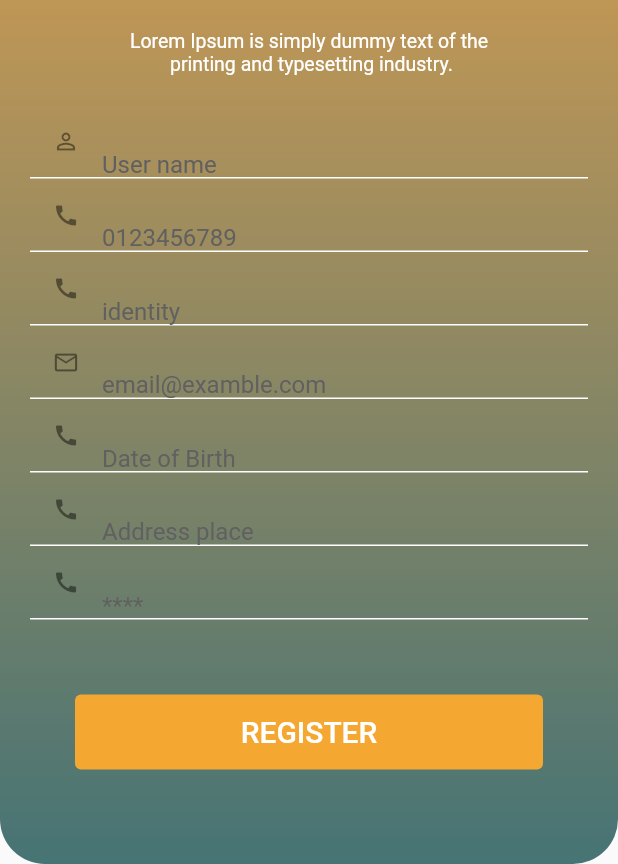
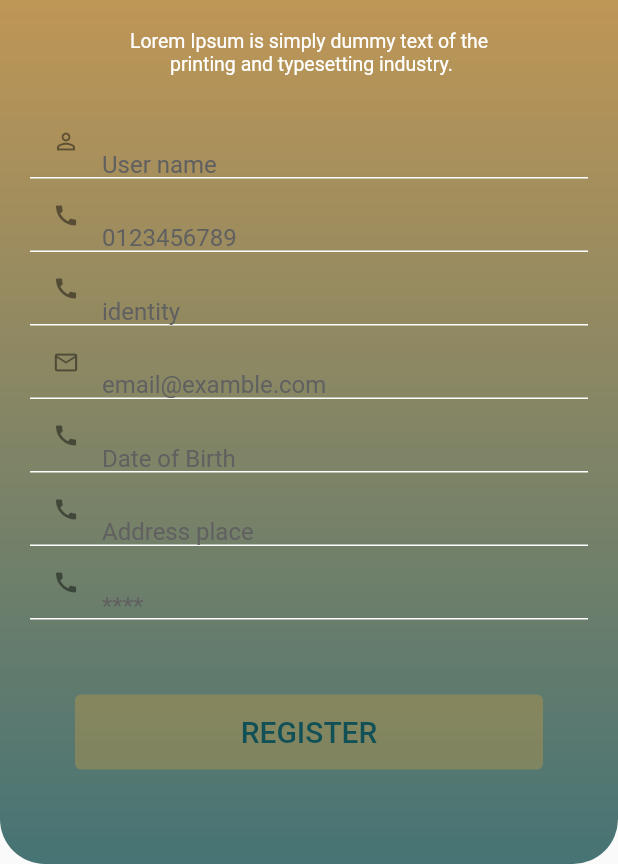
Before and after one commit to ahmed4442025/delivery, a Flutter app: the registerScr screen opened directly, on a phone screen of 412 x 824 dp, the part 372-1236 px from its top. Run offline on Flutter 3.47's test engine with Material 2 defaults, Android fonts, the phone set to English and light mode, and no system bars; missing offline and left inert: flutter_verification_code.

```diff
--- a/lib/main.dart
+++ b/lib/main.dart
@@ -22,7 +22,7 @@ class _HomeState extends State<Home> {
     return const MaterialApp(
       debugShowCheckedModeBanner: false,
       //home scr class
-      home: loginScr(),
+      home: registerScr(),
     );
   }
 }
--- a/lib/scr/help.dart
+++ b/lib/scr/help.dart
@@ -15,14 +15,14 @@ class helpDis {
   //TextButton
   OutlinedButton buttonWithBorder(String txt, Color txtClr, void function(),
       Color bgClr, Color brderClr, Size sizee,
-      {bool border = false}) {
+      {bool border = false, bool enable = true}) {
     return OutlinedButton(
         style: OutlinedButton.styleFrom(
           fixedSize: sizee,
           backgroundColor: bgClr,
           side: BorderSide(width: border ? .8 : 0.01, color: brderClr),
         ),
-        onPressed: function,
+        onPressed: enable ? function : null,
         child: Text(
           txt,
           style: TextStyle(color: txtClr, fontSize: 20),
@@ -49,11 +49,12 @@ class helpDis {
   //textEdit with icon
   TextField textEditWithIcon(
           IconData ico, TextEditingController controll, String hint,
-          {bool password = false}) =>
+          {bool password = false, Function(String value)? onChang}) =>
       TextField(
         obscureText: password,
         enableSuggestions: !password,
         autocorrect: !password,
+        onChanged: onChang ?? (s) {},
         style: TextStyle(color: Colors.white),
         controller: controll,
         decoration: InputDecoration(
@@ -75,12 +76,7 @@ class helpDis {
       );
 
   //spaces
-  Container spaces({double hight: 20}) => Container(
-        height: hight,
-      );
-
-  //spaces
-  spaces2({double hight: 20}) => Container(
+  Widget spaces({double hight: 20}) => Container(
         height: hight,
       );
 }
--- a/lib/scr/register/register_scr.dart
+++ b/lib/scr/register/register_scr.dart
@@ -18,13 +18,18 @@ class _registerScrState extends State<registerScr> {
   TextEditingController location = TextEditingController();
   TextEditingController password = TextEditingController();
 
-
   //vars
   String bg1Path = "images/bg/bg register.png";
   String logoPath = "images/other/logod.png";
   String descrpt =
       "Lorem Ipsum is simply dummy text of the\n printing and typesetting industry.";
-  Color upBgCl = Color(0xfff5a831);
+
+  Map<String, dynamic> bActive = {
+    'colorBg': Color(0x44f5a831),
+    'colorFont': Color(0xff115056),
+    'enable': false
+  };
+  bool isSubmitEnabled = false;
 
   //class
   helpDis help = new helpDis();
@@ -49,26 +54,36 @@ class _registerScrState extends State<registerScr> {
         padding: EdgeInsets.only(left: 20, right: 20),
         child: Column(
           children: [
-            help.textEditWithIcon(Icons.person_outline_sharp,fullName, 'User name'),
-            help.textEditWithIcon(Icons.call,phoneNumber, '0123456789'),
-            help.textEditWithIcon(Icons.call,idCardNumber, 'identity'),
-            help.textEditWithIcon(Icons.email_outlined,email, 'email@examble.com'),
-            help.textEditWithIcon(Icons.call,birthDate, 'Date of Birth'),
-            help.textEditWithIcon(Icons.call,location, 'Address place'),
-            help.textEditWithIcon(Icons.call,password, '****', password: true),
-
+            help.textEditWithIcon(
+                Icons.person_outline_sharp, fullName, 'User name',
+                onChang: checkAllNotEmpity),
+            help.textEditWithIcon(Icons.call, phoneNumber, '0123456789',
+                onChang: checkAllNotEmpity),
+            help.textEditWithIcon(Icons.call, idCardNumber, 'identity',
+                onChang: checkAllNotEmpity),
+            help.textEditWithIcon(
+                Icons.email_outlined, email, 'email@examble.com',
+                onChang: checkAllNotEmpity),
+            help.textEditWithIcon(Icons.call, birthDate, 'Date of Birth',
+                onChang: checkAllNotEmpity),
+            help.textEditWithIcon(Icons.call, location, 'Address place',
+                onChang: checkAllNotEmpity),
+            help.textEditWithIcon(Icons.call, password, '****',
+                password: true, onChang: checkAllNotEmpity),
           ],
         ),
       );
 
   // register Button
-  Container registerButton()=>Container(
+  Container registerButton() => Container(
         child: Column(
           crossAxisAlignment: CrossAxisAlignment.stretch,
           children: [
             Padding(
-          padding: const EdgeInsets.only(left: 50,right: 50),
-          child: help.buttonWithBorder("REGISTER", Colors.white, () { }, upBgCl, upBgCl, Size(300, 50)),
+              padding: const EdgeInsets.only(left: 50, right: 50),
+              child: help.buttonWithBorder("REGISTER", bActive['colorFont'],
+                  () {}, bActive['colorBg'], bActive['colorBg'], Size(300, 50),
+                  enable: bActive['enable']),
             )
           ],
         ),
@@ -101,4 +116,40 @@ class _registerScrState extends State<registerScr> {
       body: mainContainer(),
     );
   }
+
+  // all values is ok
+  checkAllNotEmpity(String value) {
+    bool empty = true;
+    if (fullName.text != '' &&
+        fullName.text != '' &&
+        phoneNumber.text != '' &&
+        idCardNumber.text != '' &&
+        email.text != '' &&
+        birthDate.text != '' &&
+        location.text != '' &&
+        password.text != '') empty = false;
+    Map<String, dynamic> bActiveTrue = {
+      'colorBg': Color(0xfff5a831),
+      'colorFont': Colors.white,
+      'enable': true
+    };
+
+    Map<String, dynamic> bActiveFalse = {
+      'colorBg': Color(0x44f5a831),
+      'colorFont': Color(0xff115056),
+      'enable': false
+    };
+
+    if (empty && isSubmitEnabled) {
+      setState(() {
+        bActive = bActiveFalse;
+        isSubmitEnabled = false;
+      });
+    } else if (!empty && !isSubmitEnabled) {
+      setState(() {
+        bActive = bActiveTrue;
+        isSubmitEnabled = true;
+      });
     }
+  }
+}
```
Lines whose indentation alone changed are shown as unchanged.
